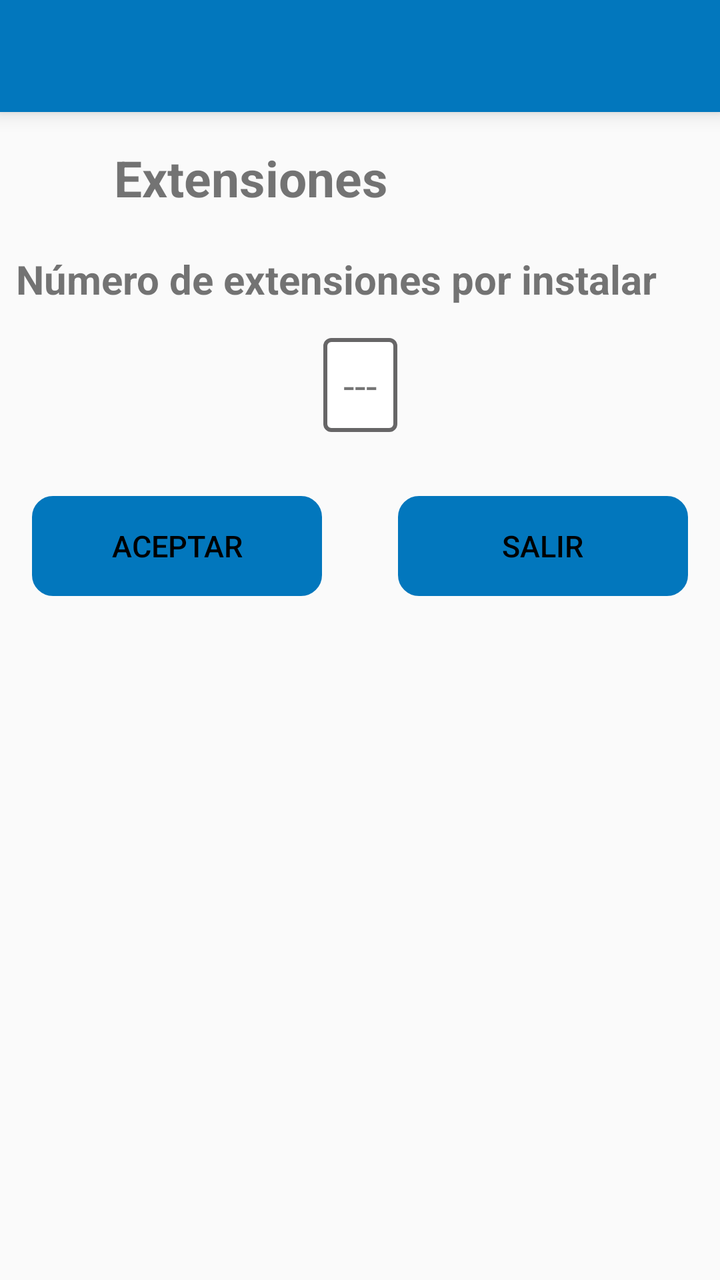
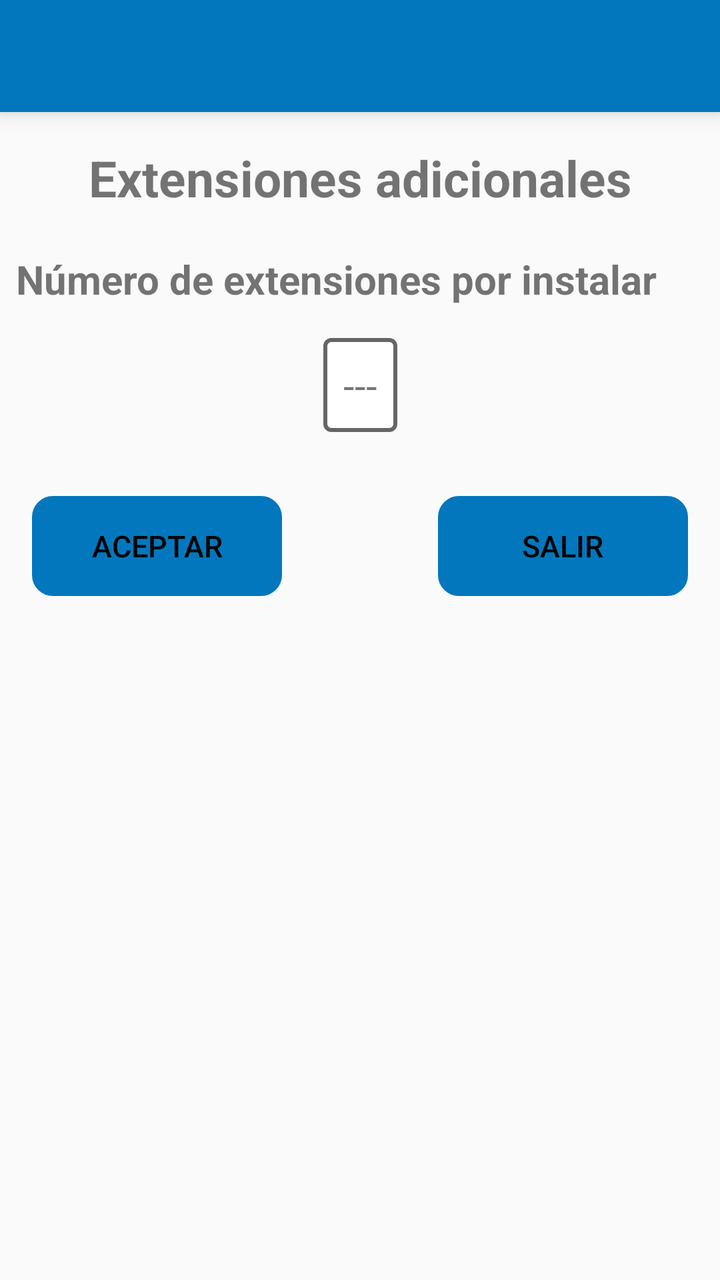

The first picture is an Android layout as it rendered before a commit; the second is the same layout after the commit. The layout source and the unified diff follow.
<!-- AndroidManifest.xml: application theme AppTheme -->
<!-- res/layout/activity_extencion.xml -->
<android.support.constraint.ConstraintLayout xmlns:app="http://schemas.android.com/apk/res-auto"
    xmlns:tools="http://schemas.android.com/tools"
    android:layout_width="match_parent"
    xmlns:android="http://schemas.android.com/apk/res/android"
    android:layout_height="match_parent">

    <include
        android:id="@+id/include4"
        layout="@layout/toolbar"
        tools:layout_editor_absoluteX="16dp"
        tools:layout_editor_absoluteY="84dp"></include>

    <TextView
        android:id="@+id/qwe"
        android:layout_width="246dp"
        android:layout_height="30dp"
        android:layout_alignParentStart="true"
        android:layout_alignParentTop="true"
        android:layout_marginTop="16dp"
        android:text="@string/extensiones_Adicionales"
        android:textSize="@dimen/titulos"
        android:textStyle="bold"
        app:layout_constraintEnd_toEndOf="parent"
        app:layout_constraintStart_toStartOf="parent"
        app:layout_constraintTop_toBottomOf="@+id/include4" />

    <TextView
        android:id="@+id/asd"
        android:layout_width="wrap_content"
        android:layout_height="wrap_content"
        android:layout_below="@+id/qwe"

        android:layout_marginStart="8dp"
        android:layout_marginTop="24dp"
        android:text="@string/numero_de_Extensiones"
        android:textSize="@dimen/grande"
        android:textStyle="bold"
        app:layout_constraintStart_toStartOf="parent"
        app:layout_constraintTop_toBottomOf="@+id/qwe" />

    <TextView
        android:id="@+id/txtExtencion"
        android:layout_width="wrap_content"
        android:layout_height="wrap_content"
        android:layout_below="@+id/asd"
        android:layout_centerHorizontal="true"
        android:layout_marginTop="16dp"
        android:background="@drawable/contorno"
        android:gravity="center"
        android:text="---"
        android:textSize="@dimen/grande"
        app:layout_constraintEnd_toEndOf="parent"
        app:layout_constraintStart_toStartOf="parent"
        app:layout_constraintTop_toBottomOf="@+id/asd" />

    <Button
        android:id="@+id/extencionAceptar"
        android:layout_width="@dimen/botonMedianoL"
        android:layout_height="@dimen/botonMedianoA"
        android:layout_below="@+id/txtExtencion"
        android:layout_alignParentStart="true"
        android:layout_marginStart="16dp"
        android:layout_marginTop="32dp"
        android:textColor="#000"
        android:background="@drawable/boton"
        android:backgroundTint="@color/colorPrimary"
        android:text="@string/aceptar"
        android:textSize="@dimen/mediano"
        app:layout_constraintStart_toStartOf="parent"
        app:layout_constraintTop_toBottomOf="@+id/txtExtencion" />

    <Button
        android:id="@+id/extencionSalir"
        android:layout_width="@dimen/botonMedianoL"
        android:layout_height="@dimen/botonMedianoA"
        android:layout_below="@+id/txtExtencion"
        android:layout_marginTop="32dp"
        android:layout_marginEnd="16dp"
        android:textSize="@dimen/mediano"
        android:layout_toEndOf="@+id/extencionAceptar"
        android:textColor="#000"
        android:background="@drawable/boton"
        android:backgroundTint="@color/colorPrimary"
        android:text="@string/salir"
        app:layout_constraintEnd_toEndOf="parent"
        app:layout_constraintTop_toBottomOf="@+id/txtExtencion" />
</android.support.constraint.ConstraintLayout>
<!-- res/layout/toolbar.xml (included above) -->
<?xml version="1.0" encoding="utf-8"?>
<android.support.v7.widget.Toolbar xmlns:android="http://schemas.android.com/apk/res/android"
    android:layout_width="match_parent"
    android:layout_height="?attr/actionBarSize"
    xmlns:app="http://schemas.android.com/apk/res-auto"
    android:background="@color/colorPrimary"
    android:elevation="6dp"
    android:theme="@style/ThemeOverlay.AppCompat.Dark.ActionBar"
    app:popupTheme="@style/ThemeOverlay.AppCompat.Light"/>
<!-- resources referenced by this layout -->
<resources>
  <color name="colorPrimary">#0277BD</color>
  <dimen name="botonMedianoA">50dp</dimen>
  <dimen name="botonMedianoL">145dp</dimen>
  <dimen name="grande">20dp</dimen>
  <dimen name="mediano">15dp</dimen>
  <dimen name="titulos">25dp</dimen>
  <!-- drawable boton (drawable) -->
  <?xml version="1.0" encoding="utf-8"?>
      <shape xmlns:android="http://schemas.android.com/apk/res/android" android:shape="rectangle">
          <stroke  android:width="1dp"/>
          <corners android:radius="10dp"/>
  
  
      </shape>
  <!-- drawable contorno (drawable) -->
  <?xml version="1.0" encoding="utf-8"?>
  <selector xmlns:android="http://schemas.android.com/apk/res/android">
      <item><layer-list>
          <item>
              <shape>
                  <solid
                      android:color="#ffff">
                  </solid>
  
                  <corners android:radius="3dp" />
  
                  <padding
                      android:bottom="10dp"
                      android:left="10dp"
                      android:right="10dp"
                      android:top="10dp" />
                  <stroke
                      android:width="2dp"
                      android:color="#676667"/>
              </shape>
          </item>
  
      </layer-list></item>
  </selector>
  <string name="aceptar">Aceptar</string>
  <string name="extensiones_Adicionales">Extensiones adicionales</string>
  <string name="numero_de_Extensiones">Número de extensiones por instalar</string>
  <string name="salir">Salir</string>
  <style name="AppTheme" parent="Theme.AppCompat.Light.DarkActionBar">
          
          <item name="colorPrimary">@color/colorPrimary</item>
          <item name="colorPrimaryDark">@color/colorPrimaryDark</item>
          <item name="colorAccent">@color/colorAccent</item>
          <item name="android:colorForeground">@android:color/background_dark</item>
      </style>
  <color name="colorPrimaryDark">#004C8C</color>
  <color name="colorAccent">#0000FF</color>
</resources>

<!-- the commit's change to res/layout/activity_extencion.xml (unified diff, before → after) -->
@@ -5,14 +5,14 @@
     android:layout_height="match_parent">
 
     <include
-        android:id="@+id/include4"
+        android:id="@+id/includeExtencion"
         layout="@layout/toolbar"
         tools:layout_editor_absoluteX="16dp"
         tools:layout_editor_absoluteY="84dp"></include>
 
     <TextView
         android:id="@+id/qwe"
-        android:layout_width="246dp"
+        android:layout_width="wrap_content"
         android:layout_height="30dp"
         android:layout_alignParentStart="true"
         android:layout_alignParentTop="true"
@@ -22,7 +22,7 @@
         android:textStyle="bold"
         app:layout_constraintEnd_toEndOf="parent"
         app:layout_constraintStart_toStartOf="parent"
-        app:layout_constraintTop_toBottomOf="@+id/include4" />
+        app:layout_constraintTop_toBottomOf="@+id/includeExtencion" />
 
     <TextView
         android:id="@+id/asd"
@@ -55,7 +55,7 @@
 
     <Button
         android:id="@+id/extencionAceptar"
-        android:layout_width="@dimen/botonMedianoL"
+        android:layout_width="125dp"
         android:layout_height="@dimen/botonMedianoA"
         android:layout_below="@+id/txtExtencion"
         android:layout_alignParentStart="true"
@@ -71,7 +71,7 @@
 
     <Button
         android:id="@+id/extencionSalir"
-        android:layout_width="@dimen/botonMedianoL"
+        android:layout_width="125dp"
         android:layout_height="@dimen/botonMedianoA"
         android:layout_below="@+id/txtExtencion"
         android:layout_marginTop="32dp"
<!-- resource entries referenced after the edit -->
@@ -2,7 +2,6 @@
 <resources>
   <color name="colorPrimary">#0277BD</color>
   <dimen name="botonMedianoA">50dp</dimen>
-  <dimen name="botonMedianoL">145dp</dimen>
   <dimen name="grande">20dp</dimen>
   <dimen name="mediano">15dp</dimen>
   <dimen name="titulos">25dp</dimen>
